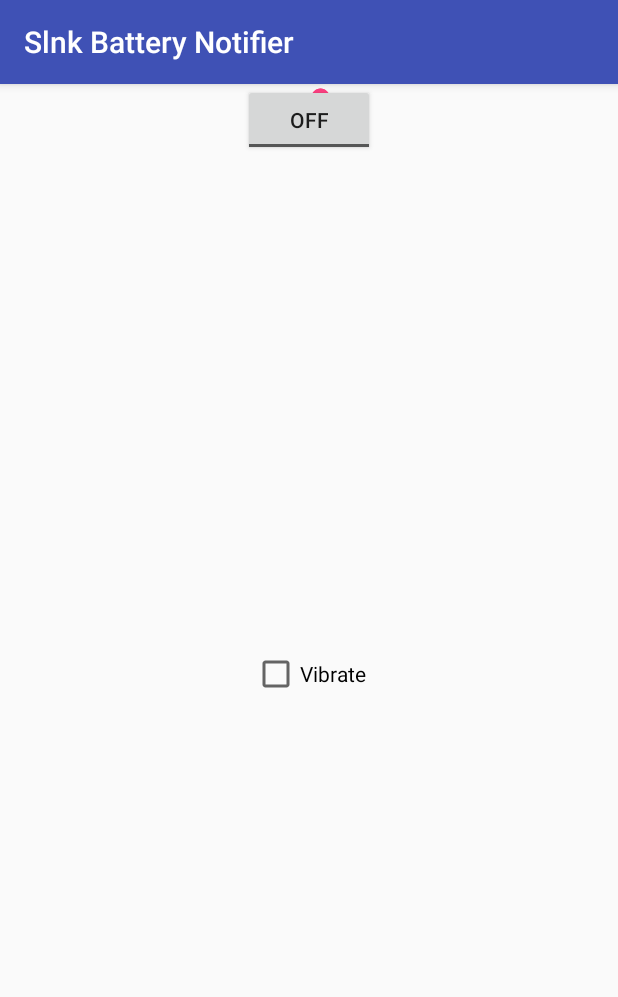
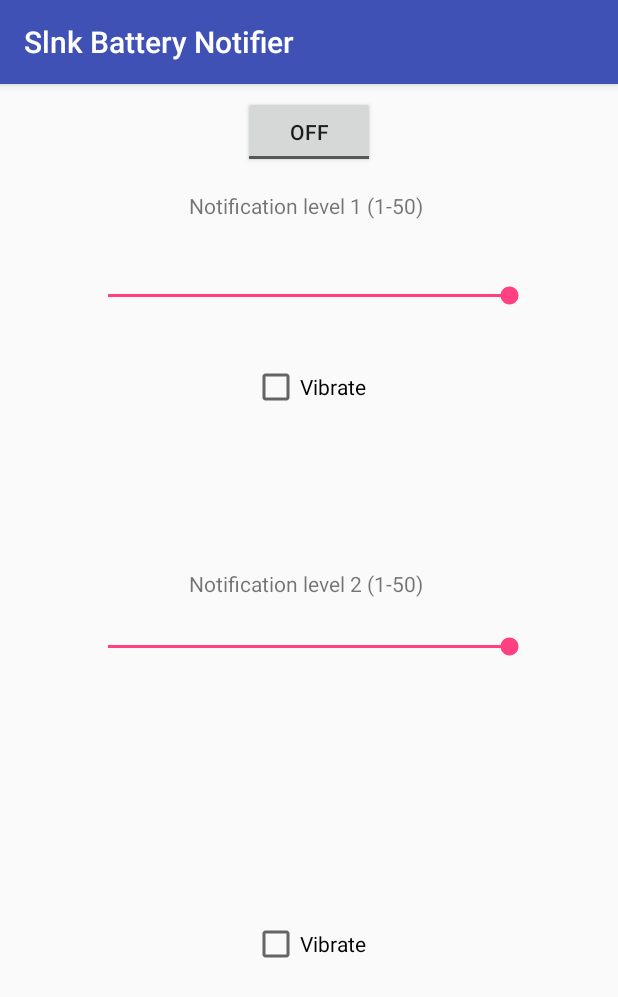
Before and after one commit to batraster1/BatteryNotifier, an Android app: the screen it shows after launch (MainActivity), on a phone screen of 412 x 824 dp. Shown: the top 997 px of the screen. Run offline under Robolectric (Android 15) with nearby library versions, the phone set to English and light mode, and no system bars; 1 statement that could not run was skipped.

Commit message:
added slider

```diff
--- a/app/src/main/java/com/spectralink/battery/MainActivity.kt
+++ b/app/src/main/java/com/spectralink/battery/MainActivity.kt
@@ -7,12 +7,12 @@ import android.content.IntentFilter
 import android.os.Build
 import android.os.Bundle
 import android.support.v7.app.AppCompatActivity
-import android.view.View
+import android.widget.CompoundButton
 import android.widget.SeekBar
 import kotlinx.android.synthetic.main.activity_main.*
 import org.jetbrains.anko.AnkoLogger
 import org.jetbrains.anko.info
-import org.jetbrains.anko.sdk25.coroutines.onCheckedChange
+import org.jetbrains.anko.toast
 
 
 class MainActivity() : AppCompatActivity(), AnkoLogger {
@@ -30,10 +30,14 @@ class MainActivity() : AppCompatActivity(), AnkoLogger {
     }
 
     private fun initOnChangeListeners() {
-        enableNotifications.setOnCheckedChangeListener { _, b -> prefs.enabled = b }
+        enableNotifications.setOnCheckedChangeListener { buttonView, isChecked ->
+            info {"toggle value is ${isChecked}"}
+            prefs.enabled = isChecked
+        }
         level1.setOnSeekBarChangeListener(object : SeekBar.OnSeekBarChangeListener {
-            override fun onProgressChanged(seekBar: SeekBar, progress: Int, fromUser: Boolean) {
+             override fun onProgressChanged(seekBar: SeekBar, progress: Int, fromUser: Boolean) {
                 prefs.level1 = progress
+                toast("Battery notification level 1 set to ${progress}")
             }
 
             override fun onStartTrackingTouch(seekBar: SeekBar) {
@@ -52,6 +56,7 @@ class MainActivity() : AppCompatActivity(), AnkoLogger {
         level2.setOnSeekBarChangeListener(object : SeekBar.OnSeekBarChangeListener {
             override fun onProgressChanged(seekBar: SeekBar, progress: Int, fromUser: Boolean) {
                 prefs.level2 = progress
+                toast("Battery notification level 2 set to ${progress}")
             }
 
             override fun onStartTrackingTouch(seekBar: SeekBar) {
--- a/app/src/main/java/com/spectralink/battery/Prefs.kt
+++ b/app/src/main/java/com/spectralink/battery/Prefs.kt
@@ -25,10 +25,10 @@ class Prefs (context: Context) {
 
     var enabled: Boolean
         get() = prefs.getBoolean(ENABLED, false)
-        set(enabled) = prefs.edit().putBoolean(VIBRATE1, enabled).apply()
+        set(enabled) = prefs.edit().putBoolean(ENABLED, enabled).apply()
 
     var level1: Int
-        get() = prefs.getInt(LEVEL1, 100)
+        get() = prefs.getInt(LEVEL1, 50)
         set(level1) = prefs.edit().putInt(LEVEL1, level1).apply()
 
     var vibrateEnabled1: Boolean
@@ -36,7 +36,7 @@ class Prefs (context: Context) {
         set(vibrateEnabled1) = prefs.edit().putBoolean(VIBRATE1, vibrateEnabled1).apply()
 
     var level2: Int
-        get() = prefs.getInt(LEVEL2, 100)
+        get() = prefs.getInt(LEVEL2, 50)
         set(level2) = prefs.edit().putInt(LEVEL2, level2).apply()
 
     var vibrateEnabled2: Boolean
--- a/app/src/main/res/layout/activity_main.xml
+++ b/app/src/main/res/layout/activity_main.xml
@@ -11,22 +11,22 @@
         android:layout_width="wrap_content"
         android:layout_height="wrap_content"
         android:layout_marginEnd="8dp"
-        android:layout_marginLeft="8dp"
-        android:layout_marginRight="8dp"
         android:layout_marginStart="8dp"
+        android:layout_marginTop="8dp"
         android:text="ToggleButton"
         app:layout_constraintEnd_toEndOf="parent"
         app:layout_constraintStart_toStartOf="parent"
-        tools:layout_editor_absoluteY="95dp" />
+        app:layout_constraintTop_toTopOf="parent" />
 
     <CheckBox
         android:id="@+id/checkBoxVibrate1"
         android:layout_width="wrap_content"
         android:layout_height="wrap_content"
+        android:layout_marginTop="36dp"
         android:text="Vibrate"
         app:layout_constraintEnd_toEndOf="parent"
         app:layout_constraintStart_toStartOf="parent"
-        tools:layout_editor_absoluteY="239dp"
+        app:layout_constraintTop_toBottomOf="@+id/level1"
         tools:text="Vibrate" />
 
 
@@ -40,32 +40,59 @@
         app:layout_constraintBottom_toBottomOf="parent"
         app:layout_constraintEnd_toEndOf="parent"
         app:layout_constraintStart_toStartOf="parent"
-        app:layout_constraintTop_toBottomOf="@+id/level2" />
+        app:layout_constraintTop_toBottomOf="@+id/level2"
+        app:layout_constraintVertical_bias="0.492" />
 
 
     <SeekBar
         android:id="@+id/level1"
+        android:layout_width="300dp"
+        android:layout_height="wrap_content"
+        android:layout_marginEnd="8dp"
+        android:layout_marginStart="8dp"
+        android:layout_marginTop="76dp"
+        android:max="50"
+        app:layout_constraintEnd_toEndOf="parent"
+        app:layout_constraintStart_toStartOf="parent"
+        app:layout_constraintTop_toBottomOf="@+id/enableNotifications" />
+
+    <SeekBar
+        android:id="@+id/level2"
+        android:layout_width="300dp"
+        android:layout_height="wrap_content"
+        android:layout_marginEnd="8dp"
+        android:layout_marginStart="8dp"
+        android:layout_marginTop="148dp"
+        android:max="50"
+        app:layout_constraintEnd_toEndOf="parent"
+        app:layout_constraintStart_toStartOf="parent"
+        app:layout_constraintTop_toBottomOf="@+id/checkBoxVibrate1" />
+
+    <TextView
+        android:id="@+id/editText"
         android:layout_width="wrap_content"
         android:layout_height="wrap_content"
         android:layout_marginEnd="8dp"
-        android:layout_marginLeft="8dp"
-        android:layout_marginRight="8dp"
         android:layout_marginStart="8dp"
-        android:max="50"
+        android:layout_marginTop="15dp"
+        android:ems="10"
+        android:inputType="textPersonName"
+        android:text="Notification level 1 (1-50)"
         app:layout_constraintEnd_toEndOf="parent"
         app:layout_constraintStart_toStartOf="parent"
-        tools:layout_editor_absoluteY="169dp" />
+        app:layout_constraintTop_toBottomOf="@+id/enableNotifications" />
 
-    <SeekBar
-        android:id="@+id/level2"
+    <TextView
+        android:id="@+id/editText2"
         android:layout_width="wrap_content"
         android:layout_height="wrap_content"
-        android:layout_marginEnd="8dp"
-        android:layout_marginLeft="8dp"
-        android:layout_marginRight="8dp"
-        android:layout_marginStart="8dp"
+        android:layout_marginBottom="23dp"
+        android:editable="false"
+        android:ems="10"
+        android:inputType="textPersonName"
+        android:text="Notification level 2 (1-50)"
+        app:layout_constraintBottom_toTopOf="@+id/level2"
         app:layout_constraintEnd_toEndOf="parent"
-        app:layout_constraintStart_toStartOf="parent"
-        tools:layout_editor_absoluteY="315dp" />
+        app:layout_constraintStart_toStartOf="parent" />
 
 </android.support.constraint.ConstraintLayout>
```
Also changed, not shown: app/src/main/java/com/spectralink/battery/BatteryBroadcastReceiver.kt (+7 -13 lines), 2 other files.
